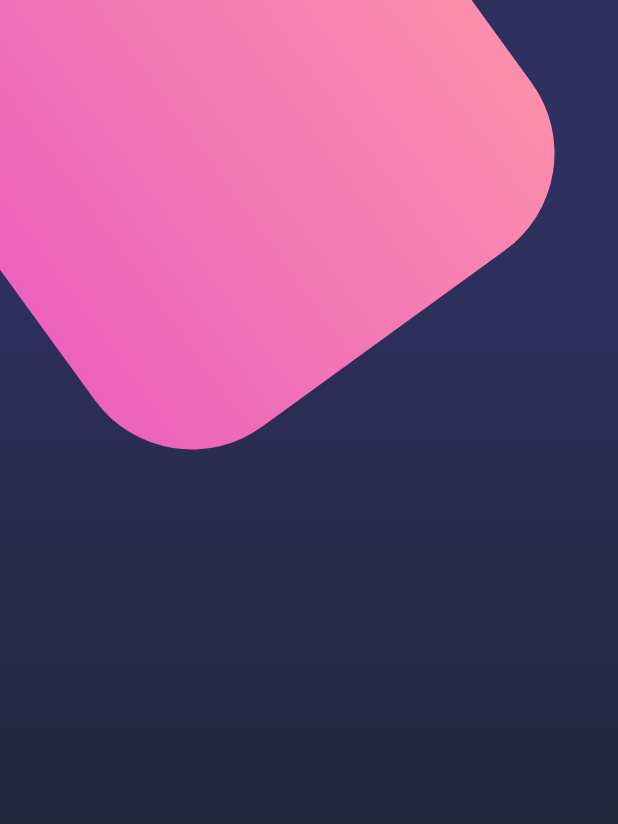
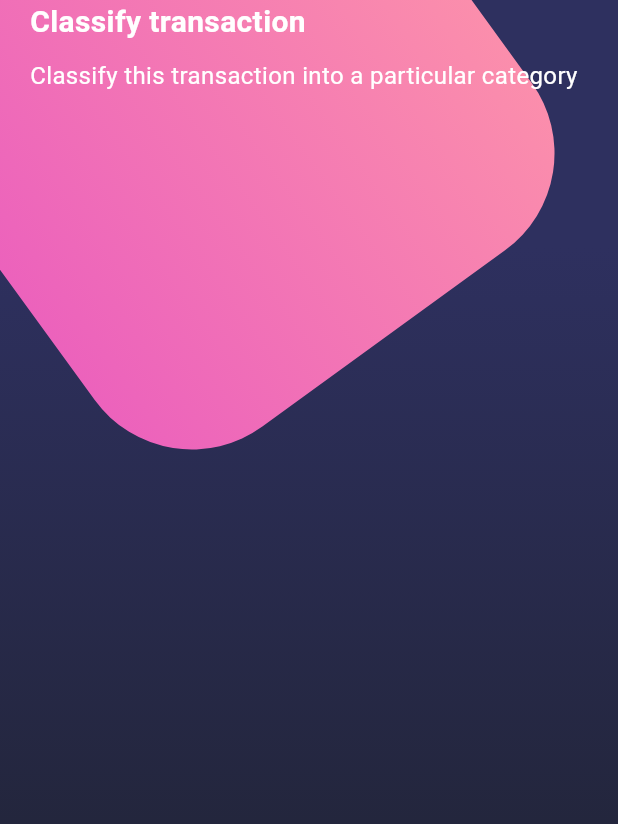
Before and after one commit to alvaro-dev11/fl_disenos, a Flutter app: the screen it shows after launch, on a phone screen of 412 x 824 dp. Shown: the top 824 px of the screen. Run offline on Flutter 3.47's test engine with Material 3 defaults, Android fonts, the light colour scheme and no system bars.

Commit message:
Crear títulos.

```diff
--- a/lib/screens/home_screen.dart
+++ b/lib/screens/home_screen.dart
@@ -1,4 +1,5 @@
 import 'package:fl_disenos/widgets/background.dart';
+import 'package:fl_disenos/widgets/page_title.dart';
 import 'package:flutter/material.dart';
 
 class HomeScreen extends StatelessWidget {
@@ -11,7 +12,26 @@ class HomeScreen extends StatelessWidget {
       children: [
         // Background
         Background(),
+
+// Home Body
+        _HomeBody()
       ],
     ));
   }
 }
+
+class _HomeBody extends StatelessWidget {
+  const _HomeBody();
+
+  @override
+  Widget build(BuildContext context) {
+    return const SingleChildScrollView(
+      child: Column(
+        children: [
+          // Títulos
+          PageTitle(),
+        ],
+      ),
+    );
+  }
+}
--- /dev/null
+++ b/lib/widgets/page_title.dart
@@ -0,0 +1,32 @@
+import 'package:flutter/material.dart';
+
+class PageTitle extends StatelessWidget {
+  const PageTitle({super.key});
+
+  @override
+  Widget build(BuildContext context) {
+    return SafeArea(
+      bottom: false,
+      child: Container(
+        margin: const EdgeInsets.symmetric(horizontal: 20),
+        child: const Column(
+          crossAxisAlignment: CrossAxisAlignment.start,
+          children: [
+            Text(
+              'Classify transaction',
+              style: TextStyle(
+                  fontWeight: FontWeight.bold,
+                  fontSize: 20,
+                  color: Colors.white),
+            ),
+            SizedBox(
+              height: 10,
+            ),
+            Text('Classify this transaction into a particular category',
+                style: TextStyle(fontSize: 16, color: Colors.white)),
+          ],
+        ),
+      ),
+    );
+  }
+}
```
